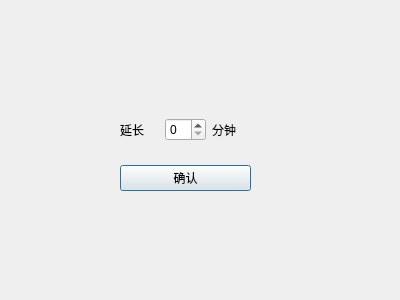
Qt form AppeaRemind/lengthen.ui (yzc0731/copy_from_xiang) before a commit.
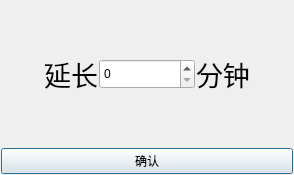
The same form after that commit.

```diff
--- a/AppeaRemind/lengthen.ui
+++ b/AppeaRemind/lengthen.ui
@@ -6,37 +6,71 @@
    <rect>
     <x>0</x>
     <y>0</y>
-    <width>400</width>
-    <height>300</height>
+    <width>294</width>
+    <height>175</height>
    </rect>
   </property>
   <property name="windowTitle">
    <string>Dialog</string>
   </property>
-  <widget class="QWidget" name="">
-   <property name="geometry">
-    <rect>
-     <x>120</x>
-     <y>100</y>
-     <width>131</width>
-     <height>91</height>
-    </rect>
+  <layout class="QGridLayout" name="gridLayout">
+   <property name="leftMargin">
+    <number>1</number>
    </property>
+   <property name="topMargin">
+    <number>1</number>
+   </property>
+   <property name="rightMargin">
+    <number>1</number>
+   </property>
+   <property name="bottomMargin">
+    <number>1</number>
+   </property>
+   <property name="spacing">
+    <number>1</number>
+   </property>
+   <item row="0" column="0">
    <layout class="QVBoxLayout" name="verticalLayout">
     <item>
      <layout class="QHBoxLayout" name="horizontalLayout">
       <item>
        <widget class="QLabel" name="label">
+         <property name="font">
+          <font>
+           <pointsize>20</pointsize>
+          </font>
+         </property>
         <property name="text">
          <string>延长</string>
         </property>
+         <property name="alignment">
+          <set>Qt::AlignRight|Qt::AlignTrailing|Qt::AlignVCenter</set>
+         </property>
        </widget>
       </item>
       <item>
-       <widget class="QSpinBox" name="spinBox"/>
+        <widget class="QSpinBox" name="spinBox">
+         <property name="sizePolicy">
+          <sizepolicy hsizetype="Minimum" vsizetype="Fixed">
+           <horstretch>0</horstretch>
+           <verstretch>0</verstretch>
+          </sizepolicy>
+         </property>
+         <property name="minimumSize">
+          <size>
+           <width>0</width>
+           <height>30</height>
+          </size>
+         </property>
+        </widget>
       </item>
       <item>
        <widget class="QLabel" name="label_2">
+         <property name="font">
+          <font>
+           <pointsize>20</pointsize>
+          </font>
+         </property>
         <property name="text">
          <string>分钟</string>
         </property>
@@ -52,7 +86,8 @@
      </widget>
     </item>
    </layout>
-  </widget>
+   </item>
+  </layout>
  </widget>
  <resources/>
  <connections/>
```
Left out of the diff: 2 changed lines with no effect on the pictures. Lines whose indentation alone changed are shown as unchanged.
